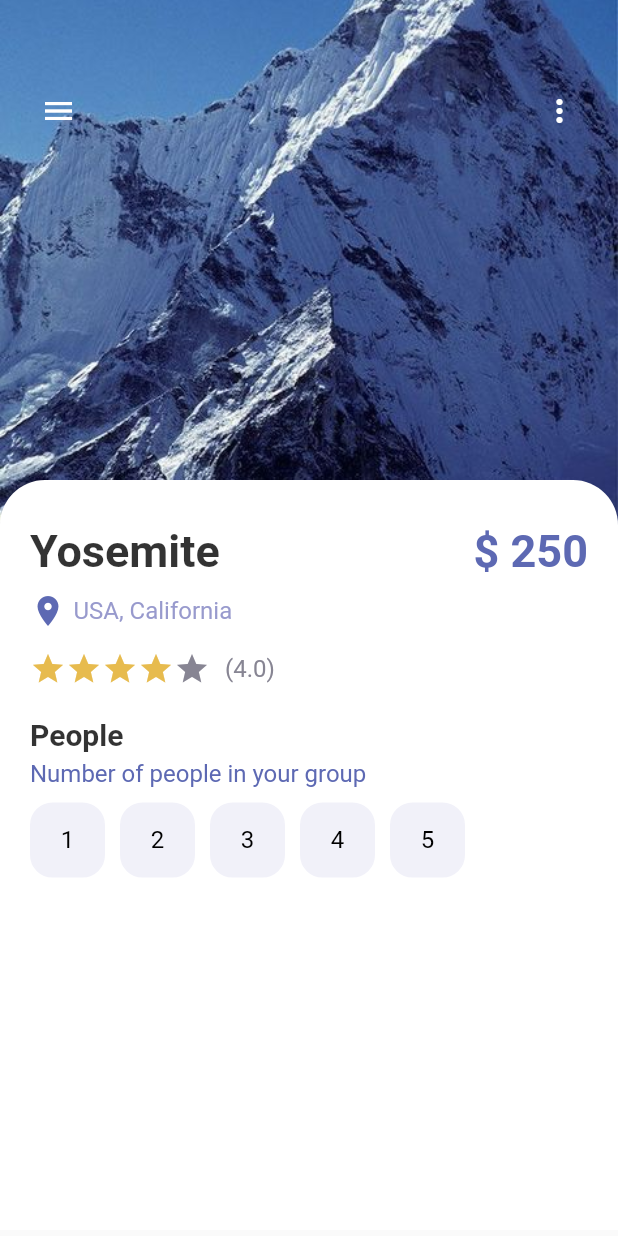
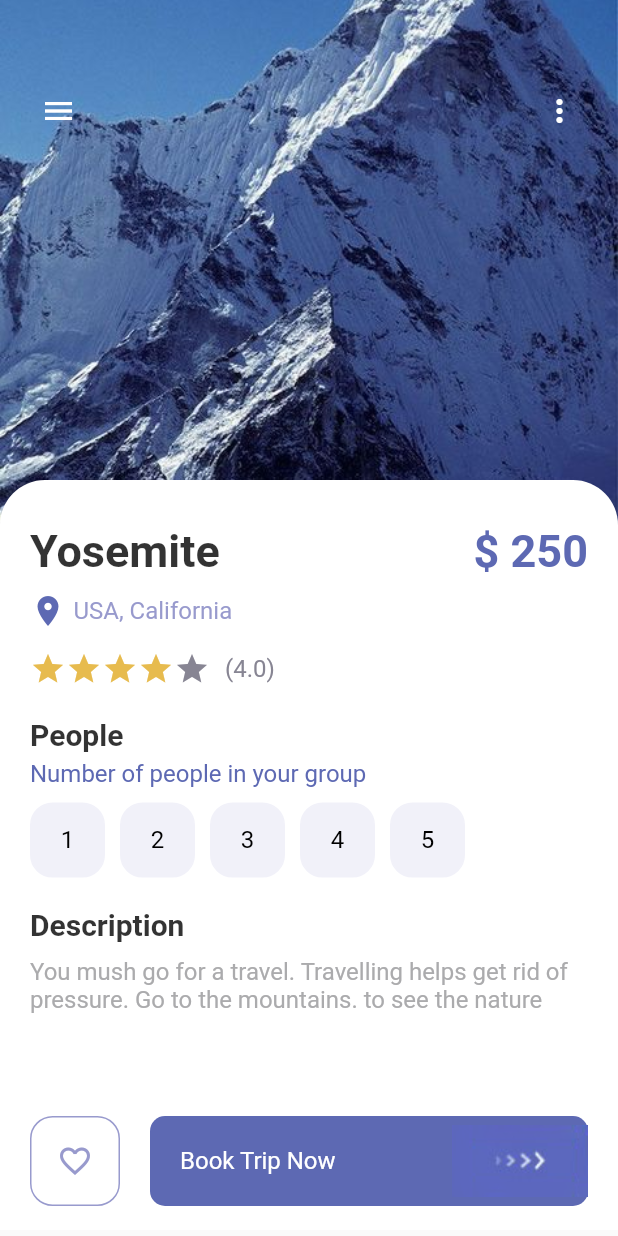
Before and after one commit to Thae00/trips, a Flutter app: the screen it shows after launch, on a phone screen of 412 x 824 dp. Run offline on Flutter 3.47's test engine with Material 2 defaults, Android fonts, the phone set to English and light mode, and no system bars.

Commit message:
bottom responsive btn

```diff
--- a/lib/pages/detail_page.dart
+++ b/lib/pages/detail_page.dart
@@ -3,6 +3,7 @@
 import 'package:trips/widgets/app_buttons.dart';
 import 'package:trips/widgets/app_large_text.dart';
 import 'package:trips/widgets/app_text.dart';
+import 'package:trips/widgets/responsive_button.dart';
 
 class DetailPage extends StatefulWidget {
   DetailPage({Key? key}) : super(key: key);
@@ -141,7 +142,7 @@
                     Wrap(
                       children: List.generate(5, (index) {
                         return InkWell(
-                          onTap: (){
+                          onTap: () {
                             setState(() {
                               selectedIndex = index;
                             });
@@ -149,18 +150,61 @@
                           child: Container(
                             margin: EdgeInsets.only(right: 10),
                             child: AppButtons(
-                              color: selectedIndex == index ? Colors.white : Colors.black,
+                              color: selectedIndex == index
+                                  ? Colors.white
+                                  : Colors.black,
                               text: (index + 1).toString(),
-                              backgroundColor: selectedIndex == index ? Colors.black : AppColors.buttonBackground,
+                              backgroundColor: selectedIndex == index
+                                  ? Colors.black
+                                  : AppColors.buttonBackground,
                               size: 50,
-                              borderColor: selectedIndex == index ? Colors.black : AppColors.buttonBackground,
+                              borderColor: selectedIndex == index
+                                  ? Colors.black
+                                  : AppColors.buttonBackground,
                             ),
                           ),
                         );
                       }),
                     ),
+                    SizedBox(
+                      height: 20,
+                    ),
+                    AppLargeText(
+                      20,
+                      "Description",
+                      Colors.black.withOpacity(0.8),
+                    ),
+                    SizedBox(
+                      height: 10,
+                    ),
+                    AppText(
+                      text:
+                          "You mush go for a travel. Travelling helps get rid of pressure. Go to the mountains. to see the nature",
+                      color: AppColors.mainTextColor,
+                    ),
                   ],
                 ),
+              ),
+            ),
+            Positioned(
+              bottom: 20,
+              left: 20,
+              right: 20,
+              child: Row(
+                children: [
+                  AppButtons(
+                    color: AppColors.textColor1,
+                    backgroundColor: Colors.white,
+                    size: 60,
+                    borderColor: AppColors.textColor1,
+                    isIcon: true,
+                    icon: Icons.favorite_border,
+                  ),
+                  SizedBox(width: 20,),
+                  ResponsiveButton(
+                    isResponsie: true,
+                  ),
+                ],
               ),
             )
           ],
--- a/lib/widgets/responsive_button.dart
+++ b/lib/widgets/responsive_button.dart
@@ -1,25 +1,39 @@
 import 'package:flutter/material.dart';
 import 'package:trips/misc/colors.dart';
+import 'package:trips/widgets/app_text.dart';
 
 class ResponsiveButton extends StatelessWidget {
   bool? isResponsie;
   double? width;
-  ResponsiveButton({Key? key, this.isResponsie = false, this.width}) : super(key: key);
+  ResponsiveButton({Key? key, this.isResponsie = false, this.width = 120})
+      : super(key: key);
 
   @override
   Widget build(BuildContext context) {
-    return Container(
-      width: width,
+    return Flexible(
+      child: Container(
+        width: isResponsie == true ? double.maxFinite : width,
         height: 60,
         decoration: BoxDecoration(
           borderRadius: BorderRadius.circular(10),
           color: AppColors.mainColor,
         ),
         child: Row(
-        mainAxisAlignment: MainAxisAlignment.center,
+          mainAxisAlignment: isResponsie == true
+              ? MainAxisAlignment.spaceBetween
+              : MainAxisAlignment.center,
           children: [
+            isResponsie == true
+                ? Container(
+                    margin: EdgeInsets.only(left: 20),
+                    child: AppText(
+                      text: "Book Trip Now",
+                      color: Colors.white,
+                    ),)
+                : Container(),
             Image.asset("assets/img/button-one.png"),
           ],
+        ),
       ),
     );
   }
```
Lines whose indentation alone changed are shown as unchanged.
